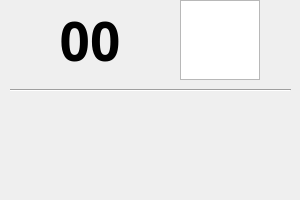
This is WeatherAppGui.ui in pabsoon/python-with-OWM-API as Qt 5 draws it before an edit. The edited form follows.
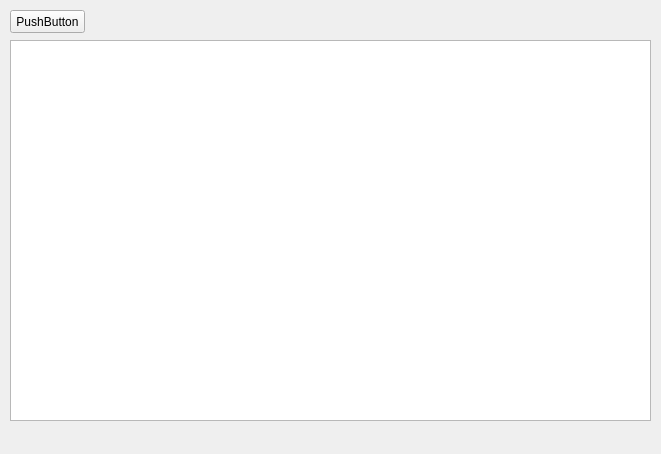
This is the edited form.

Commit message: Create function that retrieves data from OWM by city name, country code with metric units. Received data are put into plain text. Create file to store API keys

```diff
--- a/WeatherAppGui.ui
+++ b/WeatherAppGui.ui
@@ -12,8 +12,8 @@
    <rect>
     <x>0</x>
     <y>0</y>
-    <width>300</width>
-    <height>200</height>
+    <width>661</width>
+    <height>454</height>
    </rect>
   </property>
   <property name="sizePolicy">
@@ -41,67 +41,28 @@
      <verstretch>0</verstretch>
     </sizepolicy>
    </property>
-   <widget class="QGraphicsView" name="image">
+   <widget class="QPushButton" name="getDataBtn">
     <property name="geometry">
      <rect>
-      <x>180</x>
-      <y>0</y>
-      <width>80</width>
-      <height>80</height>
+      <x>10</x>
+      <y>10</y>
+      <width>75</width>
+      <height>23</height>
      </rect>
-    </property>
-   </widget>
-   <widget class="QLabel" name="temperature">
-    <property name="geometry">
-     <rect>
-      <x>30</x>
-      <y>0</y>
-      <width>120</width>
-      <height>80</height>
-     </rect>
-    </property>
-    <property name="font">
-     <font>
-      <family>Arial Rounded MT Bold</family>
-      <pointsize>40</pointsize>
-      <weight>75</weight>
-      <italic>false</italic>
-      <bold>true</bold>
-      <underline>false</underline>
-      <strikeout>false</strikeout>
-      <kerning>true</kerning>
-     </font>
-    </property>
-    <property name="layoutDirection">
-     <enum>Qt::LeftToRight</enum>
     </property>
     <property name="text">
-     <string>00</string>
-    </property>
-    <property name="alignment">
-     <set>Qt::AlignCenter</set>
+     <string>PushButton</string>
     </property>
    </widget>
-   <widget class="Line" name="line">
+   <widget class="QPlainTextEdit" name="plainText">
     <property name="geometry">
      <rect>
       <x>10</x>
-      <y>80</y>
-      <width>281</width>
-      <height>21</height>
+      <y>40</y>
+      <width>641</width>
+      <height>381</height>
      </rect>
     </property>
-    <property name="font">
-     <font>
-      <family>Monotype Corsiva</family>
-      <pointsize>16</pointsize>
-      <weight>50</weight>
-      <bold>false</bold>
-     </font>
-    </property>
-    <property name="orientation">
-     <enum>Qt::Horizontal</enum>
-    </property>
    </widget>
   </widget>
   <widget class="QMenuBar" name="menuBar">
```
Left out of the diff: 2 changed lines with no effect on the pictures. The commit also changes 5 other files.
